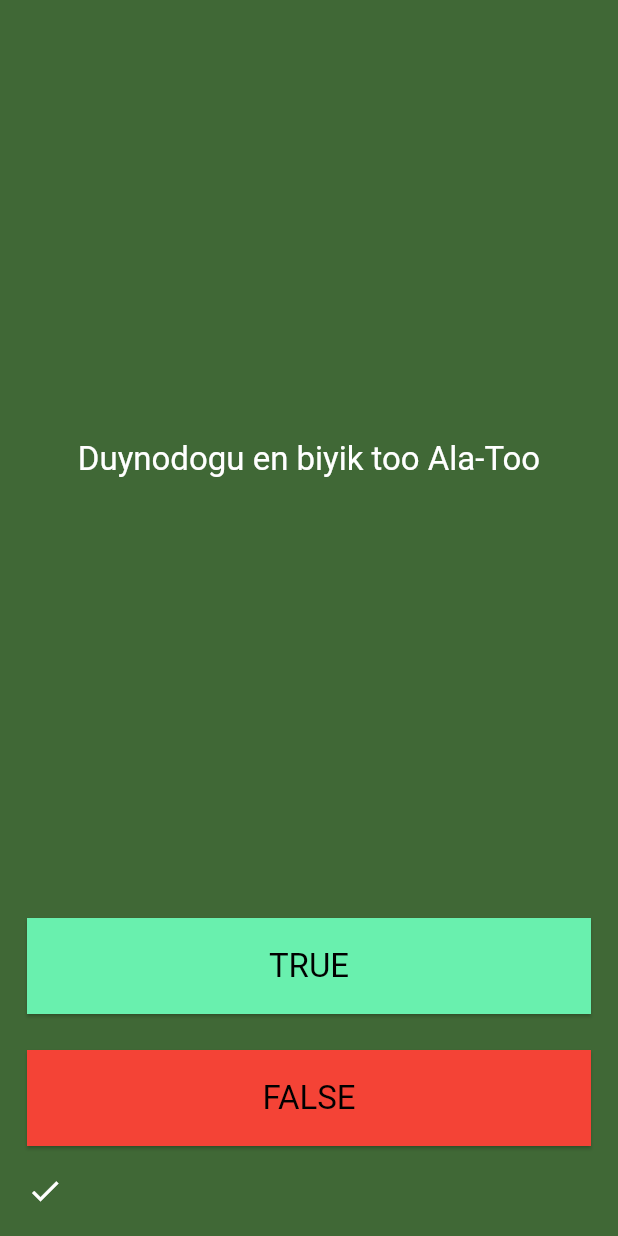
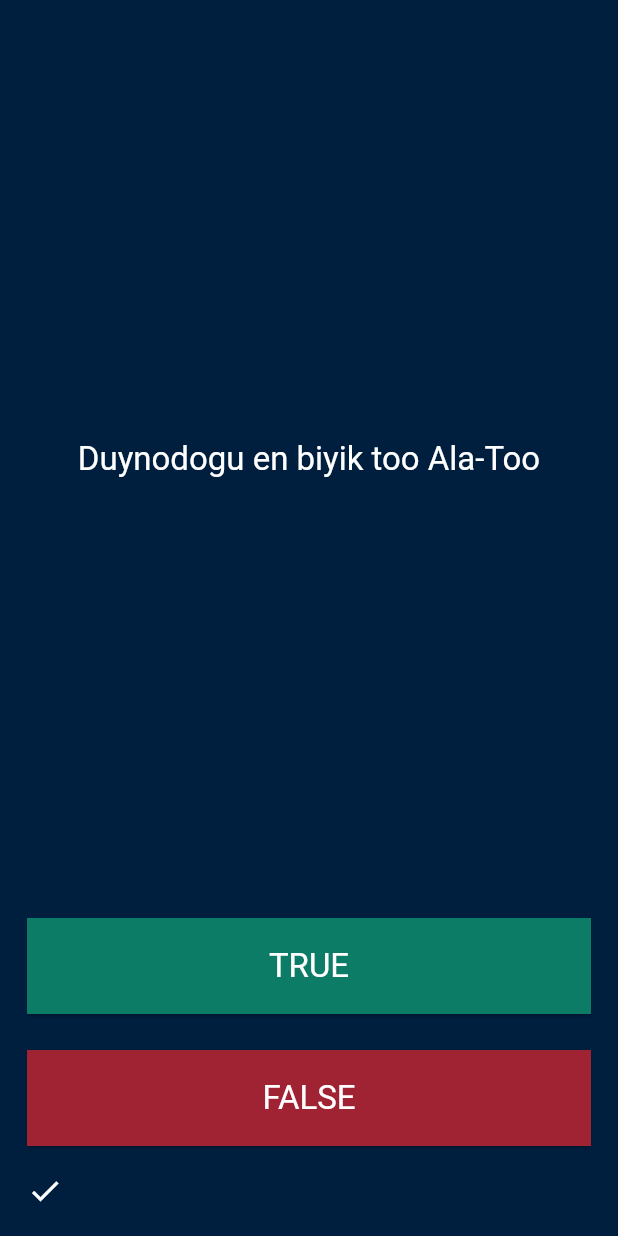
Before and after one commit to azackmatoff/quiz_app, a Flutter app: the screen it shows after launch, after a tap on "TRUE", on a phone screen of 412 x 824 dp. Run offline on Flutter 3.47's test engine with Material 3 defaults, Android fonts, the phone set to English and light mode, and no system bars.

Commit message:
refactored 1

```diff
--- /dev/null
+++ b/lib/common/constants/colors/app_colors.dart
@@ -0,0 +1,13 @@
+import 'package:flutter/material.dart';
+
+class AppColors {
+  static const Color seedColor = Color(0xff001F3F);
+  static const Color primaryColor = Color(0xff001F3F);
+  static const Color secondaryColor = Color(0xFF3A6D8C);
+  static const Color secondaryColorLight = Color(0xFF6A9AB0);
+  static const Color gold = Color(0xFFEAD8B1);
+  static const Color red = Color(0xFFA02334);
+  static const Color green = Color(0xff0D7C66);
+  static const Color white = Color(0xFFffffff);
+  static const Color black = Color(0xFF000000);
+}
--- /dev/null
+++ b/lib/common/models/question.dart
@@ -0,0 +1,9 @@
+class Question {
+  final String text;
+  final bool correctAnswer;
+
+  const Question({
+    required this.text,
+    required this.correctAnswer,
+  });
+}
--- /dev/null
+++ b/lib/common/services/quiz_services.dart
@@ -0,0 +1,36 @@
+import 'package:quiz_app/common/models/question.dart';
+
+class QuizServices {
+  int index = 0;
+  final List<Question> _questions = [
+    const Question(text: 'Kyrgyzstandyn borboru Bishkek', correctAnswer: true), // 0
+    const Question(
+        text: 'Duynodogu en biyik too Ala-Too', correctAnswer: false), // 1
+    const Question(text: '2+2=5', correctAnswer: false), // 2
+    const Question(text: '10+1 = 11', correctAnswer: true), // 3
+    const Question(text: '1+1=3', correctAnswer: false), //4
+    const Question(text: '1+1=2', correctAnswer: true), //5
+  ];
+
+  String getNextQuestion() {
+    return _questions[index].text;
+  }
+
+  bool getCorrectAnswer() {
+    return _questions[index].correctAnswer;
+  }
+
+  void goToNextQuestion() {
+    if (index < _questions.length - 1) {
+      index++;
+    }
+  }
+
+  bool checkFinished() {
+    return index == _questions.length - 1;
+  }
+
+  void reStart() {
+    index = 0;
+  }
+}
--- /dev/null
+++ b/lib/common/theme/app_theme.dart
@@ -0,0 +1,37 @@
+import 'package:flutter/material.dart';
+import 'package:quiz_app/common/constants/colors/app_colors.dart';
+
+class AppTheme {
+  static final theme = ThemeData(
+    useMaterial3: true,
+    primaryColor: AppColors.primaryColor,
+    colorScheme: ColorScheme.fromSeed(
+      seedColor: AppColors.seedColor,
+    ),
+    textTheme: const TextTheme(
+      titleMedium: TextStyle(color: AppColors.white),
+      titleLarge: TextStyle(
+        color: AppColors.white,
+      ),
+    ),
+    elevatedButtonTheme: ElevatedButtonThemeData(
+      style: ButtonStyle(
+        textStyle: WidgetStateProperty.all<TextStyle>(
+          const TextStyle(
+            color: AppColors.white,
+          ),
+        ),
+        backgroundColor: WidgetStateProperty.all<Color>(
+          AppColors.red,
+        ), // Primary button color
+        foregroundColor: WidgetStateProperty.all<Color>(AppColors.white),
+        shape: WidgetStateProperty.all<RoundedRectangleBorder>(
+          const RoundedRectangleBorder(
+            borderRadius: BorderRadius.zero,
+          ),
+        ),
+      ),
+    ),
+    iconTheme: const IconThemeData(color: AppColors.white),
+  );
+}
--- /dev/null
+++ b/lib/common/widgets/custom_button.dart
@@ -0,0 +1,39 @@
+import 'package:flutter/material.dart';
+import 'package:quiz_app/common/constants/colors/app_colors.dart';
+
+class CustomButton extends StatelessWidget {
+  final VoidCallback onPressed;
+  final ButtonStyle buttonStyle;
+  final String text;
+  const CustomButton({
+    super.key,
+    required this.onPressed,
+    required this.buttonStyle,
+    required this.text,
+  });
+
+  @override
+  Widget build(BuildContext context) {
+    return Row(
+      children: [
+        Expanded(
+          child: ElevatedButton(
+            onPressed: onPressed,
+            style: buttonStyle,
+            child: Padding(
+              padding: const EdgeInsets.symmetric(
+                vertical: 18.0,
+              ),
+              child: Text(
+                text,
+                style: Theme.of(context).textTheme.titleLarge!.copyWith(
+                      color: AppColors.white,
+                    ),
+              ),
+            ),
+          ),
+        ),
+      ],
+    );
+  }
+}
--- /dev/null
+++ b/lib/flutter_way/business_logic/quiz_screen_biz_logic.dart
@@ -0,0 +1,52 @@
+import 'package:flutter/material.dart';
+import 'package:quiz_app/common/constants/colors/app_colors.dart';
+import 'package:quiz_app/common/services/quiz_services.dart';
+
+class QuizScreenBizLogic {
+  List<Widget> icons = [];
+
+  final _servis = QuizServices();
+
+  String getNextQuestion() {
+    return _servis.getNextQuestion();
+  }
+
+  void checkUsersAnswer({
+    required bool usersAnswer,
+    required Function() reStart,
+    required Function() setState,
+  }) {
+    final isFinished = _servis.checkFinished();
+    final correctAnswer = _servis.getCorrectAnswer();
+
+    if (isFinished == true) {
+      _addIcons(correctAnswer: correctAnswer == usersAnswer, setState: setState);
+      reStart.call();
+    } else {
+      correctAnswer == usersAnswer
+          ? _addIcons(correctAnswer: true, setState: setState)
+          : _addIcons(correctAnswer: false, setState: setState);
+    }
+  }
+
+  void _addIcons({
+    required bool correctAnswer,
+    required Function() setState,
+  }) {
+    correctAnswer
+        ? icons.add(const Icon(Icons.check, color: AppColors.white))
+        : icons.add(const Icon(Icons.close, color: AppColors.secondaryColor));
+
+    _servis.goToNextQuestion();
+
+    setState.call();
+  }
+
+  void reStart({
+    required Function() setState,
+  }) {
+    icons.clear();
+    _servis.reStart();
+    setState.call();
+  }
+}
--- /dev/null
+++ b/lib/flutter_way/screens/quiz_screen.dart
@@ -0,0 +1,110 @@
+import 'package:flutter/material.dart';
+
+import 'package:quiz_app/common/constants/colors/app_colors.dart';
+import 'package:quiz_app/common/widgets/custom_button.dart';
+import 'package:quiz_app/flutter_way/business_logic/quiz_screen_biz_logic.dart';
+
+class QuizScreen extends StatefulWidget {
+  const QuizScreen({super.key});
+
+  @override
+  _QuizScreenState createState() => _QuizScreenState();
+}
+
+class _QuizScreenState extends State<QuizScreen> {
+  final QuizScreenBizLogic _bizLogic = QuizScreenBizLogic();
+
+  @override
+  Widget build(BuildContext context) {
+    return Scaffold(
+      backgroundColor: Theme.of(context).primaryColor,
+      body: SafeArea(
+        child: Padding(
+          padding: const EdgeInsets.symmetric(horizontal: 18.0),
+          child: Column(
+            mainAxisAlignment: MainAxisAlignment.spaceBetween,
+            children: [
+              const SizedBox(),
+              Text(
+                _bizLogic.getNextQuestion(),
+                style: Theme.of(context).textTheme.titleLarge,
+                textAlign: TextAlign.center,
+              ),
+              Column(
+                children: [
+                  CustomButton(
+                    onPressed: () => _bizLogic.checkUsersAnswer(
+                      usersAnswer: true,
+                      reStart: () {
+                        _showRestartBottomSheet();
+                      },
+                      setState: () {
+                        setState(() {});
+                      },
+                    ),
+                    buttonStyle:
+                        Theme.of(context).elevatedButtonTheme.style!.copyWith(
+                              backgroundColor: WidgetStateProperty.all<Color>(
+                                AppColors.green,
+                              ),
+                            ),
+                    text: 'TRUE',
+                  ),
+                  const SizedBox(height: 24),
+                  CustomButton(
+                    text: 'FALSE',
+                    buttonStyle: Theme.of(context).elevatedButtonTheme.style!,
+                    onPressed: () => _bizLogic.checkUsersAnswer(
+                      usersAnswer: false,
+                      reStart: () {
+                        _showRestartBottomSheet();
+                      },
+                      setState: () {
+                        setState(() {});
+                      },
+                    ),
+                  ),
+                  Padding(
+                    padding: const EdgeInsets.symmetric(vertical: 18.0),
+                    child: Row(
+                      children: _bizLogic.icons,
+                    ),
+                  ),
+                ],
+              ),
+            ],
+          ),
+        ),
+      ),
+    );
+  }
+
+  void _showRestartBottomSheet() {
+    showDialog(
+      context: context,
+      barrierDismissible: false,
+      builder: (context) {
+        return AlertDialog(
+          title: const Text('Suroolor buttu'),
+          content: const SingleChildScrollView(
+            child: Text('Kayradan bashta'),
+          ),
+          actions: <Widget>[
+            TextButton(
+              child: const Text('OK'),
+              onPressed: () {
+                _bizLogic.reStart(
+                  setState: () {
+                    setState(() {
+                      Navigator.of(context).pop();
+                    });
+                  },
+                );
+              },
+            ),
+          ],
+        );
+      },
+    );
+  }
+}
--- a/lib/main.dart
+++ b/lib/main.dart
@@ -1,6 +1,6 @@
 import 'package:flutter/material.dart';
-import 'package:quiz_app/quiz_screen.dart';
-import 'package:quiz_app/sabak_screen.dart';
+import 'package:quiz_app/common/theme/app_theme.dart';
+import 'package:quiz_app/flutter_way/screens/quiz_screen.dart';
 
 void main() {
   runApp(const MyApp());
@@ -13,28 +13,7 @@ class MyApp extends StatelessWidget {
   Widget build(BuildContext context) {
     return MaterialApp(
       title: 'Flutter Demo',
-      theme: ThemeData(
-          useMaterial3: true,
-          // primaryColor: Colors.red,
-          colorScheme: ColorScheme.fromSeed(
-            seedColor: const Color.fromARGB(255, 19, 214, 6),
-          ),
-          textTheme: const TextTheme(
-            titleMedium: TextStyle(color: Colors.white),
-            titleLarge: TextStyle(color: Colors.white),
-          ),
-          elevatedButtonTheme: ElevatedButtonThemeData(
-            style: ButtonStyle(
-              backgroundColor: WidgetStateProperty.all<Color>(Colors.greenAccent), // Primary button color
-              foregroundColor: WidgetStateProperty.all<Color>(Colors.black),
-              shape: WidgetStateProperty.all<RoundedRectangleBorder>(
-                const RoundedRectangleBorder(
-                  borderRadius: BorderRadius.zero,
-                ),
-              ),
-            ),
-          ),
-          iconTheme: const IconThemeData(color: Colors.white)),
+      theme: AppTheme.theme,
       home: const QuizScreen(),
     );
   }
--- a/lib/quiz_screen.dart
+++ /dev/null
@@ -1,164 +0,0 @@
-import 'dart:developer';
-
-import 'package:flutter/material.dart';
-import 'package:quiz_app/suroo_servisteri.dart';
-
-class QuizScreen extends StatefulWidget {
-  const QuizScreen({super.key});
-
-  @override
-  _QuizScreenState createState() => _QuizScreenState();
-}
-
-class _QuizScreenState extends State<QuizScreen> {
-  SurooServisteri servis = SurooServisteri();
-
-  List<Widget> ikonkalar = [];
-
-  @override
-  Widget build(BuildContext context) {
-    return Scaffold(
-      backgroundColor: Theme.of(context).primaryColor,
-      body: SafeArea(
-        child: Padding(
-          padding: const EdgeInsets.symmetric(horizontal: 18.0),
-          child: Column(
-            mainAxisAlignment: MainAxisAlignment.spaceBetween,
-            children: [
-              const SizedBox(),
-              Text(
-                servis.surooAlipKel(),
-                style: Theme.of(context).textTheme.titleLarge,
-                textAlign: TextAlign.center,
-              ),
-              Column(
-                children: [
-                  knopkaniKur(
-                    text: 'TRUE',
-                    style: Theme.of(context).elevatedButtonTheme.style!,
-                    onPressed: () {
-                      jooptuTeksher(true);
-                    },
-                  ),
-                  const SizedBox(height: 24),
-                  knopkaniKur(
-                    text: 'FALSE',
-                    style: Theme.of(context).elevatedButtonTheme.style!.copyWith(
-                          backgroundColor: WidgetStateProperty.all<Color>(
-                            Colors.red,
-                          ),
-                          foregroundColor: WidgetStateProperty.all<Color>(
-                            Colors.white,
-                          ),
-                        ),
-                    onPressed: () {
-                      jooptuTeksher(false);
-                    },
-                  ),
-                  Padding(
-                    padding: const EdgeInsets.symmetric(vertical: 18.0),
-                    child: Row(
-                      children: ikonkalar,
-                    ),
-                  ),
-                ],
-              ),
-            ],
-          ),
-        ),
-      ),
-    );
-  }
-
-  Widget knopkaniKur({
-    required String text,
-    required ButtonStyle style,
-    required VoidCallback onPressed,
-  }) {
-    return Row(
-      children: [
-        Expanded(
-          child: ElevatedButton(
-            onPressed: onPressed,
-            style: style,
-            child: Padding(
-              padding: const EdgeInsets.symmetric(
-                vertical: 18.0,
-              ),
-              child: Text(
-                text,
-                style: Theme.of(context).textTheme.titleLarge!.copyWith(
-                      color: Colors.black,
-                    ),
-              ),
-            ),
-          ),
-        ),
-      ],
-    );
-  }
-
-  void jooptuTeksher(bool koldonuuchununJoobu) {
-    bool buttu = servis.buttu();
-    bool kelgenTuuraJoop = servis.jooptuAlipKel();
-
-    log('kelgenTuuraJoop = $kelgenTuuraJoop');
-    log('koldonuuchununJoobu = $koldonuuchununJoobu');
-
-    //if(buttu) (buttu == true degendin kiska jolu)
-    if (buttu == true) {
-      log('buttu ========================');
-      ikonkaKosh(kelgenTuuraJoop == koldonuuchununJoobu);
-      kayradanBashta();
-    }
-
-    // if(!buttu) (buttu == false degendin kiska aytilishi)
-    if (buttu == false) {
-      log('buttu elek ========================');
-
-      if (kelgenTuuraJoop == koldonuuchununJoobu) {
-        ikonkaKosh(true);
-      } else {
-        ikonkaKosh(false);
-      }
-    }
-  }
-
-  void ikonkaKosh(bool tuuraniKosh) {
-    if (tuuraniKosh == true) {
-      ikonkalar.add(Icon(Icons.check, color: Colors.white));
-    } else {
-      ikonkalar.add(Icon(Icons.close, color: Colors.red));
-    }
-
-    setState(() {
-      servis.kiyinkiSuroogoOt();
-    });
-  }
-
-  void kayradanBashta() {
-    showDialog(
-        context: context,
-        barrierDismissible: false,
-        builder: (context) {
-          return AlertDialog(
-            title: const Text('Suroolor buttu'),
-            content: const SingleChildScrollView(
-              child: Text('Kayradan bashta'),
-            ),
-            actions: <Widget>[
-              TextButton(
-                child: const Text('OK'),
-                onPressed: () {
-                  servis.kayradanBashta();
-                  // ikonkalar = [];
-                  ikonkalar.clear();
-                  setState(() {});
-                  Navigator.of(context).pop();
-                },
-              ),
-            ],
-          );
-        });
-  }
-}
--- a/lib/suroo.dart
+++ /dev/null
@@ -1,9 +0,0 @@
-class Suroo {
-  final String text;
-  final bool joop;
-
-  const Suroo({
-    required this.text,
-    required this.joop,
-  });
-}
--- a/lib/suroo_servisteri.dart
+++ /dev/null
@@ -1,40 +0,0 @@
-import 'dart:developer';
-
-import 'package:quiz_app/suroo.dart';
-
-class SurooServisteri {
-  int index = 0;
-  List<Suroo> suroolor = [
-    const Suroo(text: 'Kyrgyzstandyn borboru Bishkek', joop: true), // 0
-    const Suroo(text: 'Duynodogu en biyik too Ala-Too', joop: false), // 1
-    const Suroo(text: '2+2=5', joop: false), // 2
-    const Suroo(text: '10+1 = 11', joop: true), // 3
-    const Suroo(text: '1+1=3', joop: false), //4
-    const Suroo(text: '1+1=2', joop: true), //5
-  ];
-
-  String surooAlipKel() {
-    return suroolor[index].text;
-  }
-
-  bool jooptuAlipKel() {
-    return suroolor[index].joop;
-  }
-
-  void kiyinkiSuroogoOt() {
-    log('1 kiyinkiSuroogoOt index = $index suroolor = ${suroolor.length}');
-    if (index < suroolor.length - 1) {
-      index++;
-    }
-
-    log('2 kiyinkiSuroogoOt index = $index suroolor = ${suroolor.length}');
-  }
-
-  bool buttu() {
-    return index == suroolor.length - 1;
-  }
-
-  void kayradanBashta() {
-    index = 0;
-  }
-}
```
Also changed, not shown: lib/flutter_way/screens/sabak_screen.dart (renamed from lib/sabak_screen.dart).
